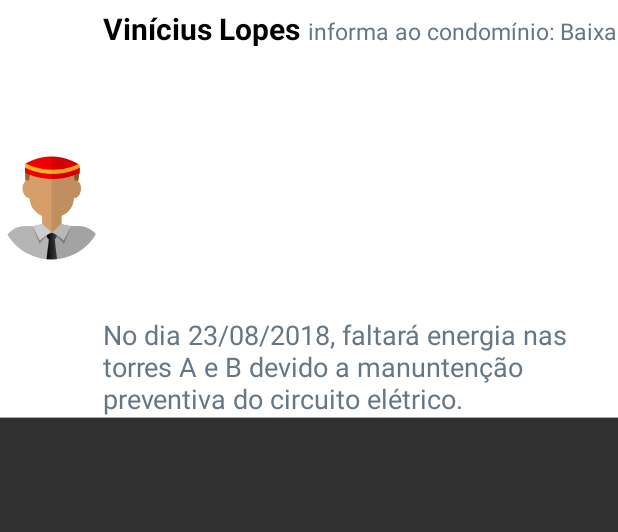
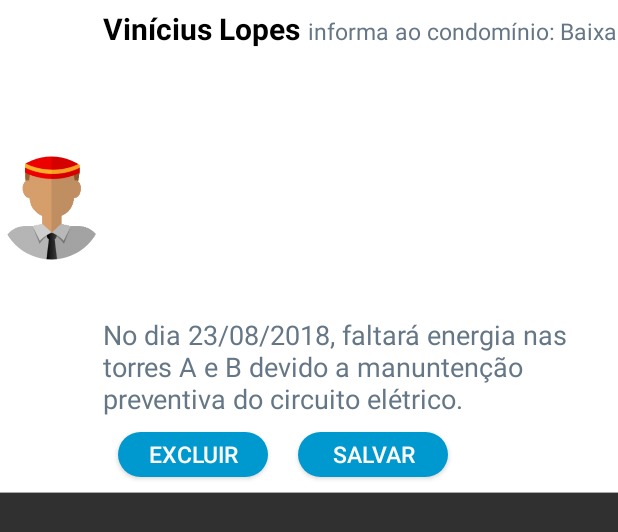
Before and after one commit to HipolitoJr/app-android-condominium-portaria, an Android app: the layout item_lista_aviso.xml on its own in the app's theme, with its tools: preview values and no code run, on a phone screen of 412 x 824 dp. Shown: the top 532 px of the screen. Run offline under Robolectric (Android 15) with nearby library versions, the phone set to English and light mode, and no system bars; plain views replace RoundedImageView.

Commit message:
ADICAO DE BOTOES.

```diff
--- a/app/src/main/res/layout/item_lista_aviso.xml
+++ b/app/src/main/res/layout/item_lista_aviso.xml
@@ -102,12 +102,39 @@
         android:id="@+id/linearLayout"
         android:layout_width="match_parent"
         android:layout_height="wrap_content"
-        android:visibility="gone">
-        <TextView
-            android:layout_width="wrap_content"
-            android:layout_height="match_parent"
-            android:text="RV EXPANDABLE"
-            android:textSize="30sp"/>
+        android:visibility="visible"
+        android:layout_weight="6"
+        android:orientation="horizontal">
+
+        <LinearLayout
+            android:layout_width="0dp"
+            android:layout_height="wrap_content"
+            android:layout_weight="1"/>
+
+            <LinearLayout
+                android:layout_width="0dp"
+                android:layout_height="wrap_content"
+                android:layout_weight="5">
+
+            <Button
+                android:layout_width="100dp"
+                android:layout_height="30dp"
+                style="@style/button_style2"
+                android:id="@+id/btnExcluirAviso"
+                android:text="EXCLUIR"
+                android:clickable="true"
+                android:foreground="?android:attr/selectableItemBackground"/>
+            <Button
+                android:layout_width="100dp"
+                android:layout_height="30dp"
+                style="@style/button_style2"
+                android:id="@+id/btnSalvar"
+                android:text="SALVAR"
+                android:clickable="true"
+                android:foreground="?android:attr/selectableItemBackground"/>
+
+
+        </LinearLayout>
     </LinearLayout>
 
     <LinearLayout
```
